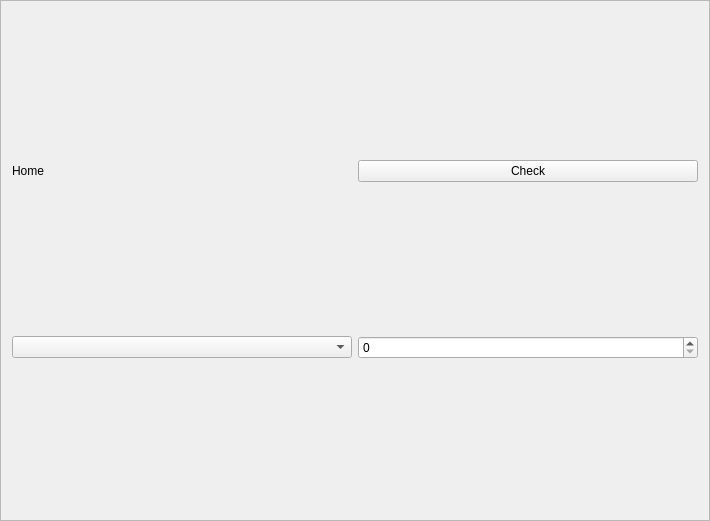
First picture: the form in src/views/schedule/schedule.ui, repository RyotaUnzai/candybox, before the edit.
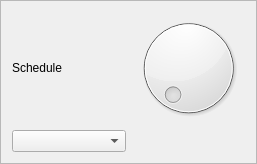
Second picture: the form after the edit.

What changed in the file:
```diff
--- a/src/views/schedule/schedule.ui
+++ b/src/views/schedule/schedule.ui
@@ -1,13 +1,13 @@
 <?xml version="1.0" encoding="UTF-8"?>
 <ui version="4.0">
- <class>Body</class>
- <widget class="QFrame" name="Body">
+ <class>Schedule</class>
+ <widget class="QFrame" name="Schedule">
   <property name="geometry">
    <rect>
     <x>0</x>
     <y>0</y>
-    <width>710</width>
-    <height>521</height>
+    <width>257</width>
+    <height>164</height>
    </rect>
   </property>
   <property name="windowTitle">
@@ -20,25 +20,18 @@
    <enum>QFrame::Raised</enum>
   </property>
   <layout class="QGridLayout" name="gridLayout">
+   <item row="1" column="0">
+    <widget class="QComboBox" name="Cb_qss"/>
+   </item>
    <item row="0" column="0">
     <widget class="QLabel" name="L_qss">
      <property name="text">
-      <string>Home</string>
+      <string>Schedule</string>
      </property>
     </widget>
    </item>
    <item row="0" column="1">
-    <widget class="QPushButton" name="PB_qss">
-     <property name="text">
-      <string>Check</string>
-     </property>
-    </widget>
-   </item>
-   <item row="1" column="0">
-    <widget class="QComboBox" name="Cb_qss"/>
-   </item>
-   <item row="1" column="1">
-    <widget class="QSpinBox" name="SB_qss"/>
+    <widget class="QDial" name="dial"/>
    </item>
   </layout>
  </widget>
```
